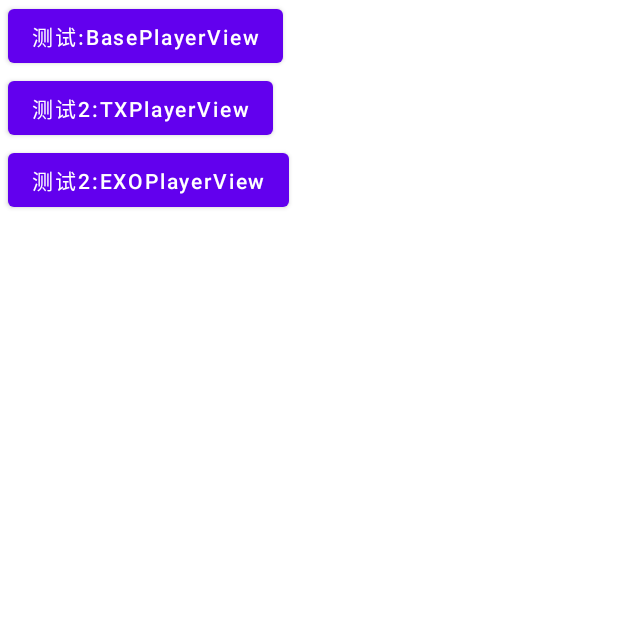
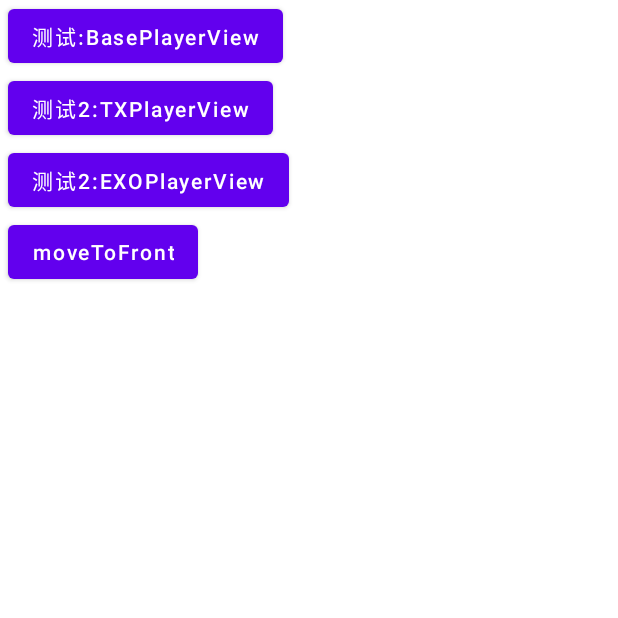
Before and after one commit to SheTieJun/PlayerKit, an Android app: the screen it shows after launch (SplashActivity), on a phone screen of 412 x 824 dp, the top half of it. Run offline under Robolectric (Android 15) with nearby library versions, the phone set to English and light mode, and no system bars; our stand-ins replace RxJava; libraries missing offline, so code that uses them is left out: me.shetj.base.

Commit message:
[fix] 1.悬浮窗回到前台的逻辑

```diff
--- a/app/src/main/res/layout/activity_splash.xml
+++ b/app/src/main/res/layout/activity_splash.xml
@@ -35,4 +35,14 @@
         android:textAllCaps="false"
         app:layout_constraintStart_toStartOf="parent"
         app:layout_constraintTop_toBottomOf="@id/btn_test_go2" />
+
+    <Button
+        android:id="@+id/btn_test_go4"
+        android:layout_width="wrap_content"
+        android:layout_height="wrap_content"
+        android:layout_marginStart="5dp"
+        android:text="moveToFront"
+        android:textAllCaps="false"
+        app:layout_constraintStart_toStartOf="parent"
+        app:layout_constraintTop_toBottomOf="@id/btn_test_go3" />
 </androidx.constraintlayout.widget.ConstraintLayout>
--- a/build.gradle
+++ b/build.gradle
@@ -6,7 +6,7 @@ buildscript {
         mavenCentral()
     }
     dependencies {
-        classpath 'com.android.tools.build:gradle:7.0.0'
+        classpath 'com.android.tools.build:gradle:7.0.1'
         classpath "org.jetbrains.kotlin:kotlin-gradle-plugin:$kotlin_version"
 
         // NOTE: Do not place your application dependencies here; they belong
--- a/videoKit-exoPlayer/src/main/java/me/shetj/video/exoplayer/EXOPlayerImpl.kt
+++ b/videoKit-exoPlayer/src/main/java/me/shetj/video/exoplayer/EXOPlayerImpl.kt
@@ -249,6 +249,7 @@ class EXOPlayerImpl(private val context: Context) : IEXOPlayer {
     }
 
     override fun destroy() {
+        playerView?.getPlayerView()?.removeCallbacks(updateProgressAction)
         exoplayer.release()
     }
 
```
Also changed, not shown: app/src/main/java/me/shetj/playerkitdemo/SplashActivity.kt (+27 -0 lines), videokit-ui/src/main/java/com/shetj/sdk/video/viedoview/ui/BasePlayerView.kt (+19 -8 lines).
